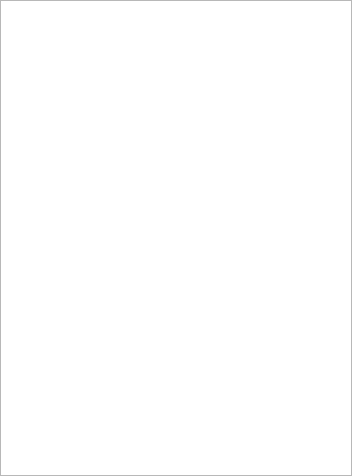
First picture: the form in MainForm.ui, repository Zac610/PinguiQT, before the edit.
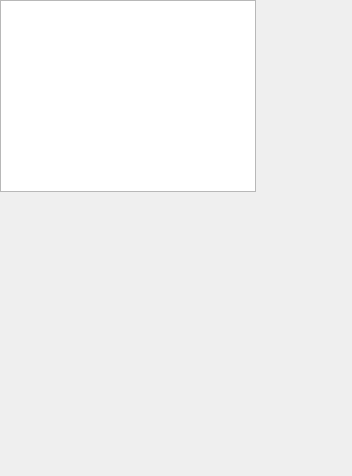
Second picture: the form after the edit.

Patch:
```diff
--- a/MainForm.ui
+++ b/MainForm.ui
@@ -13,24 +13,18 @@
   <property name="windowTitle">
    <string>Widget</string>
   </property>
-  <layout class="QVBoxLayout" name="verticalLayout">
-   <property name="spacing">
-    <number>0</number>
-   </property>
-   <property name="leftMargin">
-    <number>0</number>
-   </property>
-   <property name="topMargin">
-    <number>0</number>
-   </property>
-   <property name="rightMargin">
-    <number>0</number>
-   </property>
-   <property name="bottomMargin">
-    <number>0</number>
-   </property>
-   <item>
     <widget class="QTableView" name="tableView">
+   <property name="geometry">
+    <rect>
+     <x>0</x>
+     <y>0</y>
+     <width>256</width>
+     <height>192</height>
+    </rect>
+   </property>
+   <property name="mouseTracking">
+    <bool>false</bool>
+   </property>
      <property name="showGrid">
       <bool>true</bool>
      </property>
@@ -53,8 +47,6 @@
       <bool>false</bool>
      </attribute>
     </widget>
-   </item>
-  </layout>
  </widget>
  <resources/>
  <connections/>
```
Left out of the diff: 3 changed lines with no effect on the pictures. Lines whose indentation alone changed are shown as unchanged.
